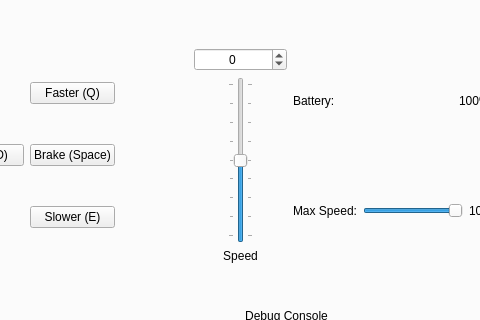
This is modules/ControlGUI/mainwindow.ui in YCP-Swarm-Robotics-Capstone-2020-2021/SRCSim as Qt 5 draws it before an edit; both pictures show x 166 to 646 and y 118 to 438 of the 1311 by 708 pixel window. The edited form follows.
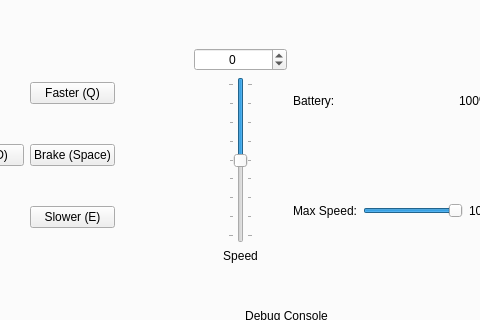
This is the edited form.

Patch:
```diff
--- a/modules/ControlGUI/mainwindow.ui
+++ b/modules/ControlGUI/mainwindow.ui
@@ -456,6 +456,9 @@
                   <property name="orientation">
                    <enum>Qt::Vertical</enum>
                   </property>
+                  <property name="invertedAppearance">
+                   <bool>true</bool>
+                  </property>
                   <property name="tickPosition">
                    <enum>QSlider::TicksBothSides</enum>
                   </property>
```
Left out of the diff: 2 changed lines with no effect on the pictures.
